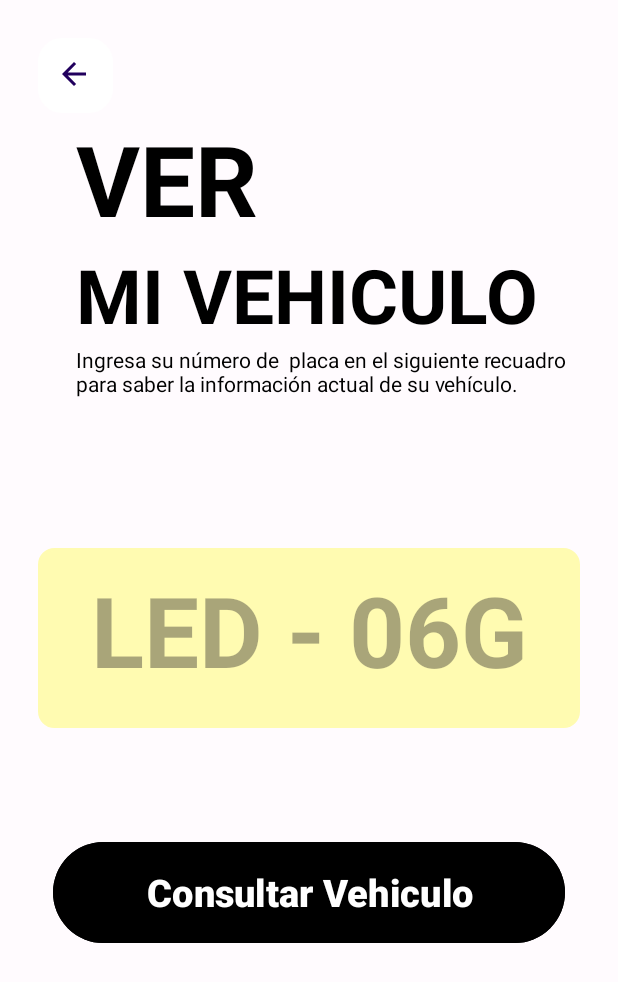
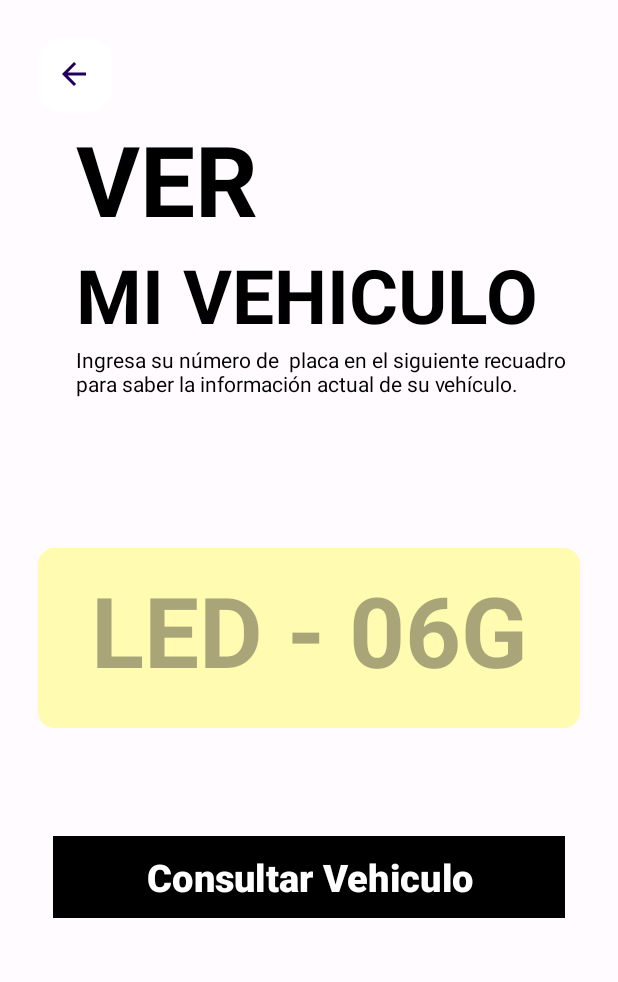
Before and after one commit to riohp/ParqueaderoMovilAndroid, an Android app: the Consulta_servicio screen opened directly, with no data from a screen before it, on a phone screen of 412 x 824 dp. Shown: the top 982 px of the screen. Run offline under Robolectric (Android 15) with nearby library versions, the phone set to English and light mode, and no system bars.

Commit message:
Eliminar entrada de deploymentTargetDropDown.xml y ajustar diseño de botón en activity_consulta_servicio.xml

```diff
--- a/04-AppMovil/ParkingApp/app/src/main/res/layout/activity_consulta_servicio.xml
+++ b/04-AppMovil/ParkingApp/app/src/main/res/layout/activity_consulta_servicio.xml
@@ -77,20 +77,20 @@
                 android:layout_height="wrap_content"
                 android:layout_marginLeft="10dp"
                 android:layout_marginTop="72dp"
-                android:layout_marginRight="10dp">
+                android:layout_marginRight="10dp"
+                android:background="@android:color/black">
 
                 <Button
                     android:id="@+id/btnViewCar"
-                    android:layout_width="match_parent"
-                    android:layout_height="75dp"
+                    android:layout_width="wrap_content"
+                    android:layout_height="wrap_content"
                     android:layout_gravity="center"
                     android:backgroundTint="@android:color/black"
                     android:text="Consultar Vehiculo"
                     android:textColor="@android:color/white"
                     android:textSize="25sp"
                     android:textStyle="bold"
-
-                    />
+                    android:layout_weight="1"/>
 
             </LinearLayout>
 
```
